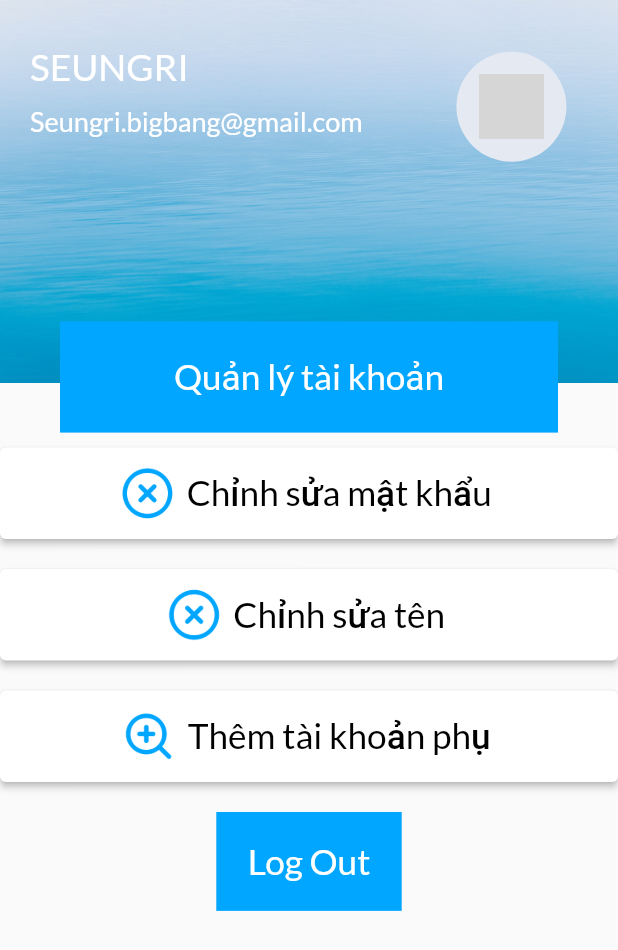
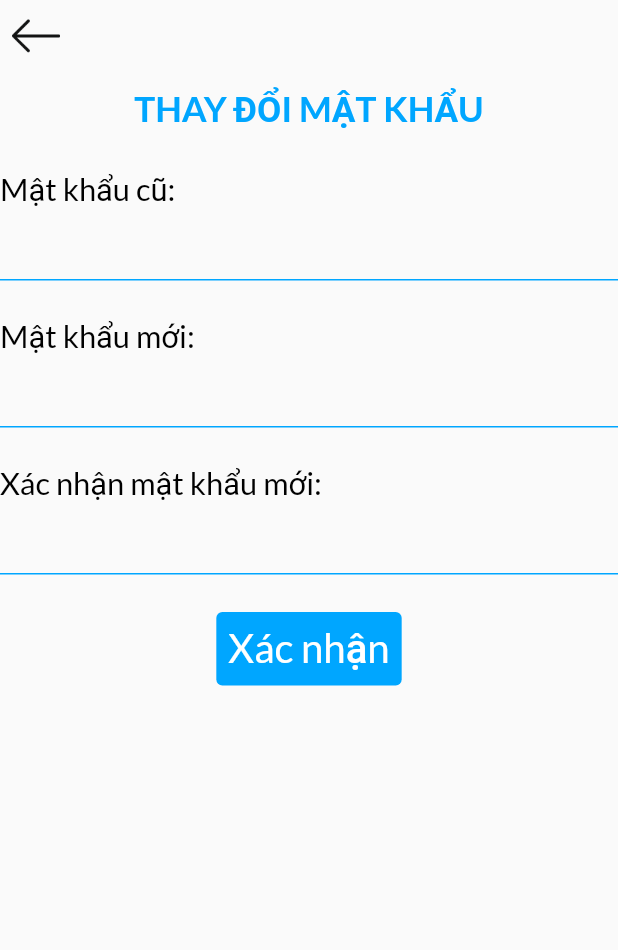
Before and after one commit to AnhNThust/Techsol_Ecopark, a Flutter app: the MyAccountPage screen opened directly, after a tap on "Chỉnh sửa mật khẩu", on a phone screen of 412 x 824 dp. Shown: the top 950 px of the screen. Run offline on Flutter 3.47's test engine with Material 2 defaults, Android fonts, the light colour scheme and no system bars; grey boxes are pictures that could not be loaded.

Commit message:
Add change_password_page.dart file and Update some file

```diff
--- /dev/null
+++ b/lib/screens/account_page/components/my_elevated_button.dart
@@ -0,0 +1,51 @@
+import 'package:flutter/material.dart';
+
+import '../../../constants.dart';
+
+class MyElevatedButton extends StatelessWidget {
+  const MyElevatedButton({
+    Key key,
+    @required this.size,
+    this.urlIcon,
+    this.laBel,
+    this.press,
+  }) : super(key: key);
+
+  final Size size;
+  final String urlIcon;
+  final String laBel;
+  final Function press;
+
+  @override
+  Widget build(BuildContext context) {
+    return Container(
+      width: size.width,
+      height: size.height * 0.074,
+      margin: EdgeInsets.symmetric(
+        vertical: CusPadding,
+        horizontal: CusMargin + 25,
+      ),
+      alignment: Alignment.centerLeft,
+      child: ElevatedButton.icon(
+        onPressed: press,
+        icon: Image.asset(
+          urlIcon,
+          width: size.width * 0.088,
+          height: size.width * 0.088,
+          color: kBackgroundBtnColor,
+        ),
+        label: Text(
+          laBel,
+          style: TextStyle(
+            color: Colors.black,
+            fontSize: size.width * 0.057,
+            fontFamily: "Lato",
+          ),
+        ),
+        style: ButtonStyle(
+            backgroundColor: MaterialStateProperty.all(Colors.white)
+        ),
+      ),
+    );
+  }
+}
--- a/lib/screens/account_page/my_account_page.dart
+++ b/lib/screens/account_page/my_account_page.dart
@@ -1,6 +1,10 @@
 import 'package:flutter/cupertino.dart';
 import 'package:flutter/material.dart';
 import 'package:techsol_ecopark/constants.dart';
+import 'package:techsol_ecopark/screens/chg_pass_page/change_password_page.dart';
+import 'package:techsol_ecopark/screens/login_page/my_login_page.dart';
+
+import 'components/my_elevated_button.dart';
 
 class MyAccountPage extends StatelessWidget {
   const MyAccountPage({Key key}) : super(key: key);
@@ -9,9 +13,9 @@ class MyAccountPage extends StatelessWidget {
   Widget build(BuildContext context) {
     Size size = MediaQuery.of(context).size;
 
-    return Scaffold(
-      body: SafeArea(
-        child: Column(
+    return SafeArea(
+      child: Scaffold(
+        body: Column(
           children: [
             Container(
               width: size.width,
@@ -72,7 +76,7 @@ class MyAccountPage extends StatelessWidget {
                           height: size.width * 0.178,
                           decoration: BoxDecoration(
                             borderRadius:
-                                BorderRadius.circular(size.width * 0.09),
+                            BorderRadius.circular(size.width * 0.09),
                             color: Color(0xFFE5E9F2),
                           ),
                           padding: EdgeInsets.all(CusMargin),
@@ -114,7 +118,14 @@ class MyAccountPage extends StatelessWidget {
               size: size,
               urlIcon: "assets/images/Cancel1.png",
               laBel: "Chỉnh sửa mật khẩu",
-              press: () {},
+              press: () {
+                Navigator.push(
+                  context,
+                  MaterialPageRoute(
+                    builder: (context) => ChangePasswordPage(),
+                  ),
+                );
+              },
             ),
             MyElevatedButton(
               size: size,
@@ -136,7 +147,15 @@ class MyAccountPage extends StatelessWidget {
                 vertical: CusPadding,
               ),
               child: TextButton(
-                onPressed: () {},
+                onPressed: () {
+                  Navigator.of(context)
+                      .pushAndRemoveUntil(
+                    MaterialPageRoute(
+                      builder: (context) => LoginPage(),
+                    ),
+                        (route) => false,
+                  );
+                },
                 child: Text(
                   "Log Out",
                   style: TextStyle(
@@ -153,52 +172,3 @@ class MyAccountPage extends StatelessWidget {
     );
   }
 }
-
-class MyElevatedButton extends StatelessWidget {
-  const MyElevatedButton({
-    Key key,
-    @required this.size,
-    this.urlIcon,
-    this.laBel,
-    this.press,
-  }) : super(key: key);
-
-  final Size size;
-  final String urlIcon;
-  final String laBel;
-  final Function press;
-
-  @override
-  Widget build(BuildContext context) {
-    return Container(
-      width: size.width,
-      height: size.height * 0.074,
-      margin: EdgeInsets.symmetric(
-        vertical: CusPadding,
-      ),
-      // padding: EdgeInsets.symmetric(
-      //   horizontal: CusPadding,
-      // ),
-      child: ElevatedButton.icon(
-        onPressed: press,
-        icon: Image.asset(
-          urlIcon,
-          width: size.width * 0.088,
-          height: size.width * 0.088,
-          color: kBackgroundBtnColor,
-        ),
-        label: Text(
-          laBel,
-          style: TextStyle(
-            color: Colors.black,
-            fontSize: size.width * 0.057,
-            fontFamily: "Lato",
-          ),
-        ),
-        style: ButtonStyle(
-            backgroundColor: MaterialStateProperty.all(Colors.white)
-        ),
-      ),
-    );
-  }
-}
--- /dev/null
+++ b/lib/screens/chg_pass_page/change_password_page.dart
@@ -0,0 +1,53 @@
+import 'package:flutter/material.dart';
+import 'package:techsol_ecopark/constants.dart';
+import 'package:techsol_ecopark/screens/new_password/components/accept_button.dart';
+import 'package:techsol_ecopark/screens/new_password/components/input_field_password.dart';
+import 'package:techsol_ecopark/screens/new_password/components/label_new_password.dart';
+import 'package:techsol_ecopark/templates/back_button_1.dart';
+
+class ChangePasswordPage extends StatelessWidget {
+  const ChangePasswordPage({Key key}) : super(key: key);
+
+  @override
+  Widget build(BuildContext context) {
+    Size size = MediaQuery.of(context).size;
+
+    return SafeArea(
+      child: Scaffold(
+        body: SingleChildScrollView(
+          child: Column(
+            crossAxisAlignment: CrossAxisAlignment.start,
+            children: [
+              BackButton1(),
+              Container(
+                alignment: Alignment.center,
+                margin: EdgeInsets.only(
+                  top: CusPadding,
+                  bottom: CusMargin + 12,
+                ),
+                child: Text(
+                  "THAY ĐỔI MẬT KHẨU",
+                  style: TextStyle(
+                    color: kBackgroundBtnColor,
+                    fontSize: size.width * 0.057,
+                    fontFamily: "Lato",
+                    fontWeight: FontWeight.bold,
+                  ),
+                ),
+              ),
+              LabelNewPw(size: size, title: "Mật khẩu cũ:",),
+              InputFieldPw(size: size),
+              LabelNewPw(size: size, title: "Mật khẩu mới:",),
+              InputFieldPw(size: size),
+              LabelNewPw(size: size, title: "Xác nhận mật khẩu mới:",),
+              InputFieldPw(size: size),
+              AcceptButton(
+                press: () {},
+              ),
+            ],
+          ),
+        ),
+      ),
+    );
+  }
+}
--- a/lib/screens/login/sign_up_button.dart
+++ b/lib/screens/login_page/components/sign_up_button.dart
@@ -1,7 +1,7 @@
 import 'package:flutter/material.dart';
 import 'package:techsol_ecopark/screens/register/create_new%20_account.dart';
 
-import '../../constants.dart';
+import '../../../constants.dart';
 
 class SignUpButton extends StatelessWidget {
   const SignUpButton({
--- /dev/null
+++ b/lib/screens/new_password/components/input_field_password.dart
@@ -0,0 +1,36 @@
+import 'package:flutter/material.dart';
+
+import '../../../constants.dart';
+
+class InputFieldPw extends StatelessWidget {
+  const InputFieldPw({
+    Key key,
+    @required this.size,
+  }) : super(key: key);
+
+  final Size size;
+
+  @override
+  Widget build(BuildContext context) {
+    return Container(
+      margin: EdgeInsets.only(
+        bottom: CusMargin + 10,
+      ),
+      child: TextField(
+        decoration: InputDecoration(
+          enabledBorder: UnderlineInputBorder(
+            borderSide: BorderSide(
+              color: kBackgroundBtnColor,
+            ),
+          ),
+          contentPadding: EdgeInsets.symmetric(
+            horizontal: CusPadding,
+          ),
+        ),
+        style: TextStyle(
+          fontSize: size.width * 0.056,
+        ),
+      ),
+    );
+  }
+}
--- /dev/null
+++ b/lib/screens/new_password/components/label_new_password.dart
@@ -0,0 +1,24 @@
+import 'package:flutter/material.dart';
+
+class LabelNewPw extends StatelessWidget {
+  const LabelNewPw({
+    Key key,
+    @required this.size,
+    this.title,
+  }) : super(key: key);
+
+  final Size size;
+  final String title;
+
+  @override
+  Widget build(BuildContext context) {
+    return Text(
+      title,
+      style: TextStyle(
+        color: Colors.black,
+        fontSize: size.width * 0.05,
+        fontFamily: "Lato",
+      ),
+    );
+  }
+}
```
Also changed, not shown: lib/main.dart (+4 -136 lines), lib/screens/login_page/components/forgot_button.dart (added, +55 -0 lines), lib/screens/login_page/components/sign_in_button.dart (added, +42 -0 lines), lib/screens/login_page/my_login_page.dart (added, +58 -0 lines), lib/screens/new_password/new_password_page.dart (+3 -56 lines), lib/screens/login_page/components/input_field.dart (renamed from lib/screens/login/input_field.dart), lib/screens/login_page/components/label_account.dart (renamed from lib/screens/login/label_account.dart), lib/screens/login_page/components/label_login.dart (renamed from lib/screens/login/label_login.dart), lib/screens/login_page/components/my_check_box.dart (renamed from lib/screens/login/my_check_box.dart), lib/screens/login_page/components/name_company.dart (renamed from lib/screens/login/name_company.dart).
